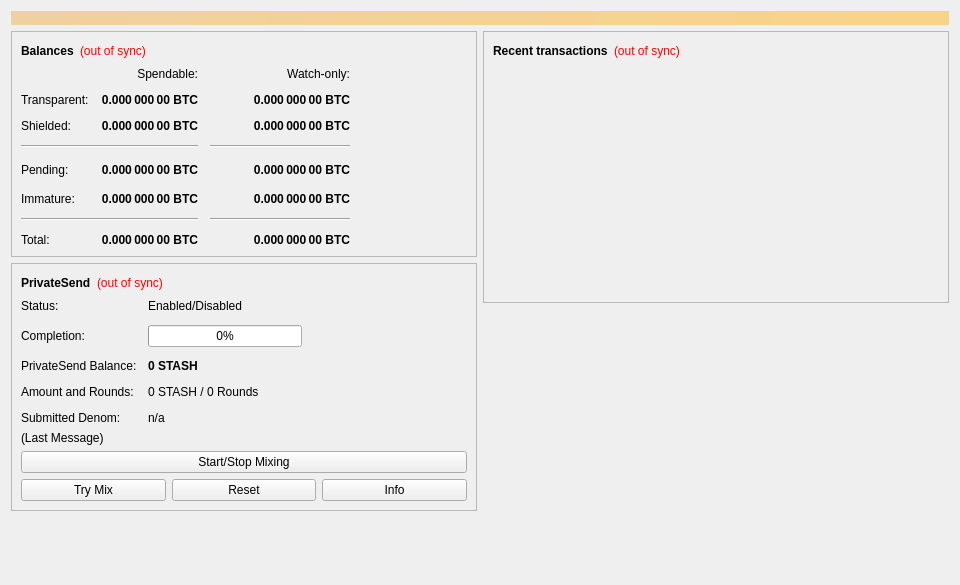
Qt form src/qt/forms/overviewpage.ui (stashpayio/stash) before a commit.
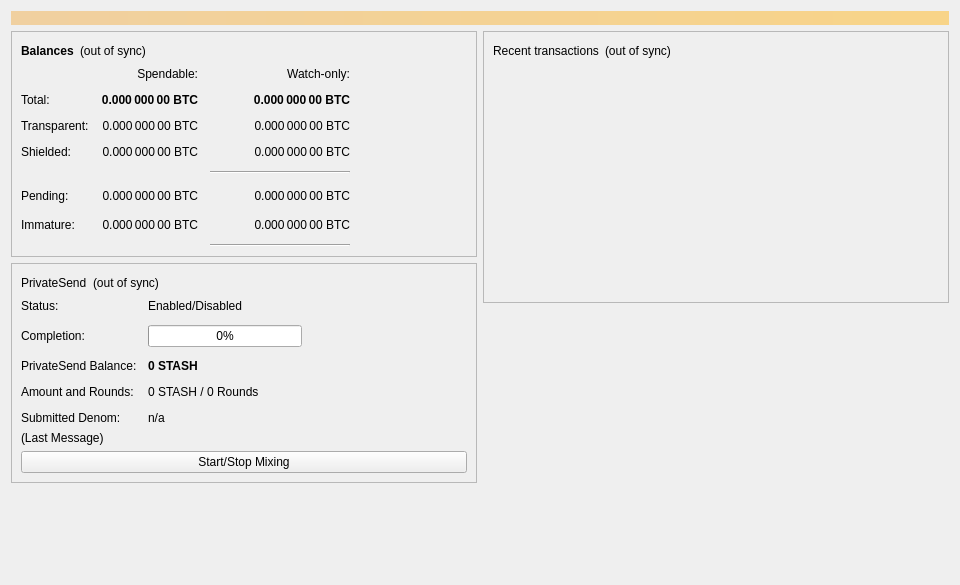
The same form after that commit.

The edit to the form file:
```diff
--- a/src/qt/forms/overviewpage.ui
+++ b/src/qt/forms/overviewpage.ui
@@ -24,7 +24,7 @@
     <widget class="QLabel" name="labelAlerts">
      <property name="visible">
       <bool>false</bool>
-    </property>Immature
+     </property>
      <property name="styleSheet">
       <string notr="true">QLabel { background-color: qlineargradient(x1: 0, y1: 0, x2: 1, y2: 0, stop:0 #F0D0A0, stop:1 #F8D488); color:#000000; }</string>
      </property>
@@ -59,7 +59,7 @@
               <property name="font">
                <font>
                 <weight>75</weight>
-                <bold>true</bold>
+                <bold>false</bold>
                </font>
               </property>
               <property name="text">
@@ -72,9 +72,6 @@
               <property name="toolTip">
                <string>The displayed information may be out of date. Your wallet automatically synchronizes with the Stash network after a connection is established, but this process has not completed yet.</string>
               </property>
-              <property name="styleSheet">
-               <string notr="true">QLabel { color: red; }</string>
-              </property>
               <property name="text">
                <string notr="true">(out of sync)</string>
               </property>
@@ -103,12 +100,51 @@
             <property name="spacing">
              <number>12</number>
             </property>
-            <item row="4" column="2">
+            <item row="7" column="2">
+             <widget class="Line" name="lineWatchTotalBalance">
+              <property name="orientation">
+               <enum>Qt::Horizontal</enum>
+              </property>
+             </widget>
+            </item>
+            <item row="2" column="0">
+             <widget class="QLabel" name="labelBalanceText">
+              <property name="text">
+               <string>Transparent:</string>
+              </property>
+             </widget>
+            </item>
+            <item row="3" column="1">
+             <widget class="QLabel" name="labelShielded">
+              <property name="font">
+               <font>
+                <weight>50</weight>
+                <bold>false</bold>
+               </font>
+              </property>
+              <property name="cursor">
+               <cursorShape>IBeamCursor</cursorShape>
+              </property>
+              <property name="toolTip">
+               <string>Mined balance in watch-only addresses that has not yet matured</string>
+              </property>
+              <property name="text">
+               <string notr="true">0.000 000 00 BTC</string>
+              </property>
+              <property name="alignment">
+               <set>Qt::AlignRight|Qt::AlignTrailing|Qt::AlignVCenter</set>
+              </property>
+              <property name="textInteractionFlags">
+               <set>Qt::LinksAccessibleByMouse|Qt::TextSelectableByKeyboard|Qt::TextSelectableByMouse</set>
+              </property>
+             </widget>
+            </item>
+            <item row="5" column="2">
              <widget class="QLabel" name="labelWatchPending">
               <property name="font">
                <font>
-                <weight>75</weight>
-                <bold>true</bold>
+                <weight>50</weight>
+                <bold>false</bold>
                </font>
               </property>
               <property name="cursor">
@@ -128,12 +164,12 @@
               </property>
              </widget>
             </item>
-            <item row="4" column="1">
+            <item row="5" column="1">
              <widget class="QLabel" name="labelUnconfirmed">
               <property name="font">
                <font>
-                <weight>75</weight>
-                <bold>true</bold>
+                <weight>50</weight>
+                <bold>false</bold>
                </font>
               </property>
               <property name="cursor">
@@ -153,111 +189,52 @@
               </property>
              </widget>
             </item>
-            <item row="5" column="2">
-             <widget class="QLabel" name="labelWatchImmature">
-              <property name="font">
-               <font>
-                <weight>75</weight>
-                <bold>true</bold>
-               </font>
-              </property>
-              <property name="cursor">
-               <cursorShape>IBeamCursor</cursorShape>
-              </property>
-              <property name="toolTip">
-               <string>Mined balance in watch-only addresses that has not yet matured</string>
-              </property>
-              <property name="text">
-               <string notr="true">0.000 000 00 BTC</string>
-              </property>
-              <property name="alignment">
-               <set>Qt::AlignRight|Qt::AlignTrailing|Qt::AlignVCenter</set>
-              </property>
-              <property name="textInteractionFlags">
-               <set>Qt::LinksAccessibleByMouse|Qt::TextSelectableByKeyboard|Qt::TextSelectableByMouse</set>
-              </property>
-             </widget>
-            </item>
-            <item row="2" column="1">
-             <widget class="QLabel" name="labelShielded">
-              <property name="font">
-               <font>
-                <weight>75</weight>
-                <bold>true</bold>
-               </font>
-              </property>
-              <property name="cursor">
-               <cursorShape>IBeamCursor</cursorShape>
-              </property>
-              <property name="toolTip">
-               <string>Mined balance in watch-only addresses that has not yet matured</string>
-              </property>
-              <property name="text">
-               <string notr="true">0.000 000 00 BTC</string>
-              </property>
-              <property name="alignment">
-               <set>Qt::AlignRight|Qt::AlignTrailing|Qt::AlignVCenter</set>
-              </property>
-              <property name="textInteractionFlags">
-               <set>Qt::LinksAccessibleByMouse|Qt::TextSelectableByKeyboard|Qt::TextSelectableByMouse</set>
-              </property>
-             </widget>
-            </item>
-            <item row="3" column="0" colspan="2">
-             <widget class="Line" name="lineSpendableBalance">
-              <property name="orientation">
-               <enum>Qt::Horizontal</enum>
-              </property>
-             </widget>
-            </item>
-            <item row="6" column="0" colspan="2">
-             <widget class="Line" name="lineTotalBalance">
-              <property name="orientation">
-               <enum>Qt::Horizontal</enum>
-              </property>
-             </widget>
-            </item>
-            <item row="6" column="2">
-             <widget class="Line" name="lineWatchTotalBalance">
-              <property name="orientation">
-               <enum>Qt::Horizontal</enum>
-              </property>
-             </widget>
-            </item>
             <item row="3" column="2">
-             <widget class="Line" name="lineWatchBalance">
-              <property name="sizePolicy">
-               <sizepolicy hsizetype="Preferred" vsizetype="Fixed">
-                <horstretch>0</horstretch>
-                <verstretch>0</verstretch>
-               </sizepolicy>
+             <widget class="QLabel" name="labelWatchShielded">
+              <property name="font">
+               <font>
+                <weight>50</weight>
+                <bold>false</bold>
+               </font>
               </property>
-              <property name="minimumSize">
-               <size>
-                <width>140</width>-->
-                <height>0</height>
-               </size>
+              <property name="cursor">
+               <cursorShape>IBeamCursor</cursorShape>
               </property>
-              <property name="orientation">
-               <enum>Qt::Horizontal</enum>
+              <property name="toolTip">
+               <string>Your current balance in watch-only addresses</string>
               </property>
+              <property name="text">
+               <string notr="true">0.000 000 00 BTC</string>
+              </property>
+              <property name="alignment">
+               <set>Qt::AlignRight|Qt::AlignTrailing|Qt::AlignVCenter</set>
+              </property>
+              <property name="textInteractionFlags">
+               <set>Qt::LinksAccessibleByMouse|Qt::TextSelectableByKeyboard|Qt::TextSelectableByMouse</set>
+              </property>
              </widget>
             </item>
-            <item row="7" column="0">
-             <widget class="QLabel" name="labelTotalText">
+            <item row="2" column="1">
+             <widget class="QLabel" name="labelBalance">
+              <property name="cursor">
+               <cursorShape>IBeamCursor</cursorShape>
+              </property>
+              <property name="toolTip">
+               <string>Your current spendable balance</string>
+              </property>
               <property name="text">
-               <string>Total:</string>
+               <string notr="true">0.000 000 00 BTC</string>
               </property>
+              <property name="alignment">
+               <set>Qt::AlignRight|Qt::AlignTrailing|Qt::AlignVCenter</set>
+              </property>
+              <property name="textInteractionFlags">
+               <set>Qt::LinksAccessibleByMouse|Qt::TextSelectableByKeyboard|Qt::TextSelectableByMouse</set>
+              </property>
              </widget>
             </item>
-            <item row="5" column="1">
+            <item row="6" column="1">
              <widget class="QLabel" name="labelImmature">
-              <property name="font">
-               <font>
-                <weight>75</weight>
-                <bold>true</bold>
-               </font>
-              </property>
               <property name="cursor">
                <cursorShape>IBeamCursor</cursorShape>
               </property>
@@ -275,39 +252,19 @@
               </property>
              </widget>
             </item>
-            <item row="4" column="3">
-             <spacer name="horizontalSpacer_2">
-              <property name="orientation">
-               <enum>Qt::Horizontal</enum>
-              </property>
-              <property name="sizeHint" stdset="0">
-               <size>
-                <width>40</width>
-                <height>20</height>
-               </size>
-              </property>
-             </spacer>
-            </item>
-            <item row="5" column="0">
+            <item row="6" column="0">
              <widget class="QLabel" name="labelImmatureText">
               <property name="text">
                <string>Immature:</string>
               </property>
              </widget>
             </item>
-            <item row="2" column="0">
-             <widget class="QLabel" name="labelShieldedText">
-              <property name="text">
-               <string>Shielded:</string>
-              </property>
-             </widget>
-            </item>
             <item row="2" column="2">
-             <widget class="QLabel" name="labelWatchShielded">
+             <widget class="QLabel" name="labelWatchAvailable">
               <property name="font">
                <font>
-                <weight>75</weight>
-                <bold>true</bold>
+                <weight>50</weight>
+                <bold>false</bold>
                </font>
               </property>
               <property name="cursor">
@@ -327,55 +284,18 @@
               </property>
              </widget>
             </item>
-            <item row="7" column="1">
-             <widget class="QLabel" name="labelTotal">
-              <property name="font">
-               <font>
-                <weight>75</weight>
-                <bold>true</bold>
-               </font>
+            <item row="5" column="3">
+             <spacer name="horizontalSpacer_2">
+              <property name="orientation">
+               <enum>Qt::Horizontal</enum>
               </property>
-              <property name="cursor">
-               <cursorShape>IBeamCursor</cursorShape>
+              <property name="sizeHint" stdset="0">
+               <size>
+                <width>40</width>
+                <height>20</height>
+               </size>
               </property>
-              <property name="toolTip">
-               <string>Your current total balance</string>
-              </property>
-              <property name="text">
-               <string notr="true">0.000 000 00 BTC</string>
-              </property>
-              <property name="alignment">
-               <set>Qt::AlignRight|Qt::AlignTrailing|Qt::AlignVCenter</set>
-              </property>
-              <property name="textInteractionFlags">
-               <set>Qt::LinksAccessibleByMouse|Qt::TextSelectableByKeyboard|Qt::TextSelectableByMouse</set>
-              </property>
-             </widget>
-            </item>
-            <item row="7" column="2">
-             <widget class="QLabel" name="labelWatchTotal">
-              <property name="font">
-               <font>
-                <weight>75</weight>
-                <bold>true</bold>
-               </font>
-              </property>
-              <property name="cursor">
-               <cursorShape>IBeamCursor</cursorShape>
-              </property>
-              <property name="toolTip">
-               <string>Current total balance in watch-only addresses</string>
-              </property>
-              <property name="text">
-               <string notr="true">0.000 000 00 BTC</string>
-              </property>
-              <property name="alignment">
-               <set>Qt::AlignRight|Qt::AlignTrailing|Qt::AlignVCenter</set>
-              </property>
-              <property name="textInteractionFlags">
-               <set>Qt::LinksAccessibleByMouse|Qt::TextSelectableByKeyboard|Qt::TextSelectableByMouse</set>
-              </property>
-             </widget>
+             </spacer>
             </item>
             <item row="0" column="2">
              <widget class="QLabel" name="labelWatchonly">
@@ -387,51 +307,45 @@
               </property>
              </widget>
             </item>
-            <item row="1" column="0">
-             <widget class="QLabel" name="labelBalanceText">
-              <property name="text">
-               <string>Transparent:</string>
+            <item row="4" column="2">
+             <widget class="Line" name="lineWatchBalance">
+              <property name="sizePolicy">
+               <sizepolicy hsizetype="Preferred" vsizetype="Fixed">
+                <horstretch>0</horstretch>
+                <verstretch>0</verstretch>
+               </sizepolicy>
               </property>
-             </widget>
-            </item>
-            <item row="1" column="1">
-             <widget class="QLabel" name="labelBalance">
-              <property name="font">
-               <font>
-                <weight>75</weight>
-                <bold>true</bold>
-               </font>
+              <property name="minimumSize">
+               <size>
+                <width>140</width>
+                <height>0</height>
+               </size>
               </property>
-              <property name="cursor">
-               <cursorShape>IBeamCursor</cursorShape>
+              <property name="orientation">
+               <enum>Qt::Horizontal</enum>
               </property>
-              <property name="toolTip">
-               <string>Your current spendable balance</string>
-              </property>
+             </widget>
+            </item>
+            <item row="3" column="0">
+             <widget class="QLabel" name="labelShieldedText">
               <property name="text">
-               <string notr="true">0.000 000 00 BTC</string>
+               <string>Shielded:</string>
               </property>
-              <property name="alignment">
-               <set>Qt::AlignRight|Qt::AlignTrailing|Qt::AlignVCenter</set>
-              </property>
-              <property name="textInteractionFlags">
-               <set>Qt::LinksAccessibleByMouse|Qt::TextSelectableByKeyboard|Qt::TextSelectableByMouse</set>
-              </property>
              </widget>
             </item>
-            <item row="1" column="2">
-             <widget class="QLabel" name="labelWatchAvailable">
+            <item row="6" column="2">
+             <widget class="QLabel" name="labelWatchImmature">
               <property name="font">
                <font>
-                <weight>75</weight>
-                <bold>true</bold>
+                <weight>50</weight>
+                <bold>false</bold>
                </font>
               </property>
               <property name="cursor">
                <cursorShape>IBeamCursor</cursorShape>
               </property>
               <property name="toolTip">
-               <string>Your current balance in watch-only addresses</string>
+               <string>Mined balance in watch-only addresses that has not yet matured</string>
               </property>
               <property name="text">
                <string notr="true">0.000 000 00 BTC</string>
@@ -444,7 +358,7 @@
               </property>
              </widget>
             </item>
-            <item row="4" column="0">
+            <item row="5" column="0">
              <widget class="QLabel" name="labelPendingText">
               <property name="text">
                <string>Pending:</string>
@@ -461,6 +375,63 @@
               </property>
              </widget>
             </item>
+            <item row="1" column="0">
+             <widget class="QLabel" name="labelTotalText">
+              <property name="text">
+               <string>Total:</string>
+              </property>
+             </widget>
+            </item>
+            <item row="1" column="1">
+             <widget class="QLabel" name="labelTotal">
+              <property name="font">
+               <font>
+                <weight>75</weight>
+                <bold>false</bold>
+               </font>
+              </property>
+              <property name="cursor">
+               <cursorShape>IBeamCursor</cursorShape>
+              </property>
+              <property name="toolTip">
+               <string>Your current total balance</string>
+              </property>
+              <property name="text">
+               <string notr="true">0.000 000 00 BTC</string>
+              </property>
+              <property name="alignment">
+               <set>Qt::AlignRight|Qt::AlignTrailing|Qt::AlignVCenter</set>
+              </property>
+              <property name="textInteractionFlags">
+               <set>Qt::LinksAccessibleByMouse|Qt::TextSelectableByKeyboard|Qt::TextSelectableByMouse</set>
+              </property>
+             </widget>
+            </item>
+            <item row="1" column="2">
+             <widget class="QLabel" name="labelWatchTotal">
+              <property name="font">
+               <font>
+                <weight>75</weight>
+                <bold>false</bold>
+               </font>
+              </property>
+              <property name="cursor">
+               <cursorShape>IBeamCursor</cursorShape>
+              </property>
+              <property name="toolTip">
+               <string>Current total balance in watch-only addresses</string>
+              </property>
+              <property name="text">
+               <string notr="true">0.000 000 00 BTC</string>
+              </property>
+              <property name="alignment">
+               <set>Qt::AlignRight|Qt::AlignTrailing|Qt::AlignVCenter</set>
+              </property>
+              <property name="textInteractionFlags">
+               <set>Qt::LinksAccessibleByMouse|Qt::TextSelectableByKeyboard|Qt::TextSelectableByMouse</set>
+              </property>
+             </widget>
+            </item>
            </layout>
           </item>
          </layout>
@@ -482,12 +453,12 @@
            <layout class="QHBoxLayout" name="horizontalLayout_5">
             <item>
              <widget class="QLabel" name="labelPrivateSendHeader">
-              <property name="font">
+              <!-- <property name="font">
                <font>
                 <weight>75</weight>
-                <bold>true</bold>
+                <bold>false</bold>
                </font>
-              </property>
+              </property> -->
               <property name="text">
                <string>PrivateSend</string>
               </property>
@@ -498,9 +469,6 @@
               <property name="toolTip">
                <string>The displayed information may be out of date. Your wallet automatically synchronizes with the Stash network after a connection is established, but this process has not completed yet.</string>
               </property>
-              <property name="styleSheet">
-               <string notr="true">QLabel { color: red; }</string>
-              </property>
               <property name="text">
                <string notr="true">(out of sync)</string>
               </property>
@@ -581,7 +549,7 @@
               <property name="font">
                <font>
                 <weight>75</weight>
-                <bold>true</bold>
+                <bold>false</bold>
                </font>
               </property>
               <property name="text">
@@ -650,61 +618,6 @@
               </property>
              </widget>
             </item>
-            <item>
-             <layout class="QHBoxLayout" name="horizontalLayout_debugbuttons">
-              <item>
-               <widget class="QPushButton" name="privateSendAuto">
-                <property name="sizePolicy">
-                 <sizepolicy hsizetype="MinimumExpanding" vsizetype="Fixed">
-                  <horstretch>0</horstretch>
-                  <verstretch>0</verstretch>
-                 </sizepolicy>
-                </property>
-                <property name="toolTip">
-                 <string>Try to manually submit a PrivateSend request.</string>
-                </property>
-                <property name="text">
-                 <string>Try Mix</string>
-                </property>
-               </widget>
-              </item>
-              <item>
-               <widget class="QPushButton" name="privateSendReset">
-                <property name="sizePolicy">
-                 <sizepolicy hsizetype="MinimumExpanding" vsizetype="Fixed">
-                  <horstretch>0</horstretch>
-                  <verstretch>0</verstretch>
-                 </sizepolicy>
-                </property>
-                <property name="toolTip">
-                 <string>Reset the current status of PrivateSend (can interrupt PrivateSend if it's in the process of Mixing, which can cost you money!)</string>
-                </property>
-                <property name="autoFillBackground">
-                 <bool>false</bool>
-                </property>
-                <property name="text">
-                 <string>Reset</string>
-                </property>
-               </widget>
-              </item>
-              <item>
-               <widget class="QPushButton" name="privateSendInfo">
-                <property name="sizePolicy">
-                 <sizepolicy hsizetype="MinimumExpanding" vsizetype="Fixed">
-                  <horstretch>0</horstretch>
-                  <verstretch>0</verstretch>
-                 </sizepolicy>
-                </property>
-                <property name="toolTip">
-                 <string>Information about PrivateSend and Mixing</string>
-                </property>
-                <property name="text">
-                 <string>Info</string>
-                </property>
-               </widget>
-              </item>
-             </layout>
-            </item>
            </layout>
           </item>
          </layout>
@@ -742,8 +655,8 @@
              <widget class="QLabel" name="label_4">
               <property name="font">
                <font>
-                <weight>75</weight>
-                <bold>true</bold>
+                <weight>50</weight>
+                <bold>false</bold>
                </font>
               </property>
               <property name="text">
@@ -756,9 +669,6 @@
               <property name="toolTip">
                <string>The displayed information may be out of date. Your wallet automatically synchronizes with the Stash network after a connection is established, but this process has not completed yet.</string>
               </property>
-              <property name="styleSheet">
-               <string notr="true">QLabel { color: red; }</string>
-              </property>
               <property name="text">
                <string notr="true">(out of sync)</string>
               </property>
```
